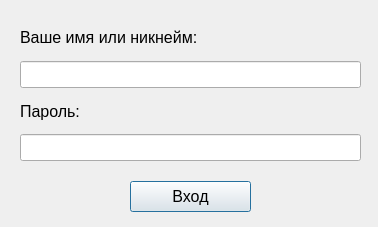
Old version of the form gui/login_window.ui in the repository yngkzk/NetChat.
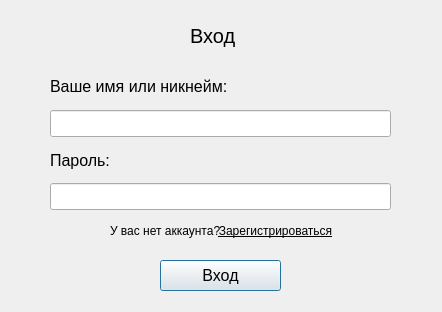
New version of the form.

What changed in the file:
```diff
--- a/gui/login_window.ui
+++ b/gui/login_window.ui
@@ -6,8 +6,8 @@
    <rect>
     <x>0</x>
     <y>0</y>
-    <width>378</width>
-    <height>227</height>
+    <width>442</width>
+    <height>312</height>
    </rect>
   </property>
   <property name="windowTitle">
@@ -16,8 +16,8 @@
   <widget class="QWidget" name="verticalLayoutWidget">
    <property name="geometry">
     <rect>
-     <x>20</x>
-     <y>20</y>
+     <x>50</x>
+     <y>69</y>
      <width>341</width>
      <height>141</height>
     </rect>
@@ -70,8 +70,8 @@
   <widget class="QPushButton" name="Login">
    <property name="geometry">
     <rect>
-     <x>130</x>
-     <y>181</y>
+     <x>160</x>
+     <y>260</y>
      <width>121</width>
      <height>31</height>
     </rect>
@@ -85,6 +85,70 @@
     <string>Вход</string>
    </property>
   </widget>
+  <widget class="QLabel" name="label_3">
+   <property name="geometry">
+    <rect>
+     <x>190</x>
+     <y>20</y>
+     <width>51</width>
+     <height>31</height>
+    </rect>
+   </property>
+   <property name="font">
+    <font>
+     <pointsize>15</pointsize>
+    </font>
+   </property>
+   <property name="text">
+    <string>Вход</string>
+   </property>
+  </widget>
+  <widget class="QLabel" name="label_4">
+   <property name="geometry">
+    <rect>
+     <x>110</x>
+     <y>210</y>
+     <width>111</width>
+     <height>41</height>
+    </rect>
+   </property>
+   <property name="font">
+    <font>
+     <pointsize>9</pointsize>
+    </font>
+   </property>
+   <property name="text">
+    <string>У вас нет аккаунта?</string>
+   </property>
+  </widget>
+  <widget class="QPushButton" name="registerButton">
+   <property name="geometry">
+    <rect>
+     <x>210</x>
+     <y>210</y>
+     <width>131</width>
+     <height>41</height>
+    </rect>
+   </property>
+   <property name="font">
+    <font>
+     <pointsize>9</pointsize>
+     <underline>true</underline>
+    </font>
+   </property>
+   <property name="styleSheet">
+    <string notr="true">QPushButton {
+    background-color: transparent; 
+    border: none; 
+    color: #000; 
+    text-decoration: underline; 
+    padding: 0; 
+}</string>
+   </property>
+   <property name="text">
+    <string>Зарегистрироваться</string>
+   </property>
+  </widget>
  </widget>
  <resources/>
  <connections/>
```
